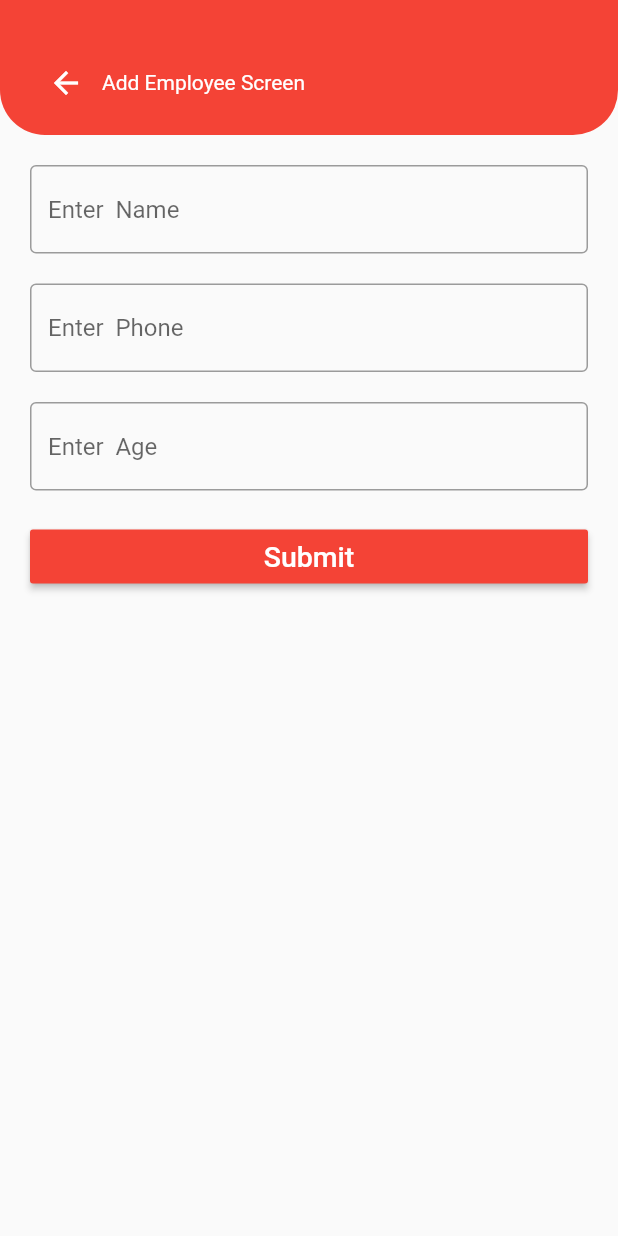
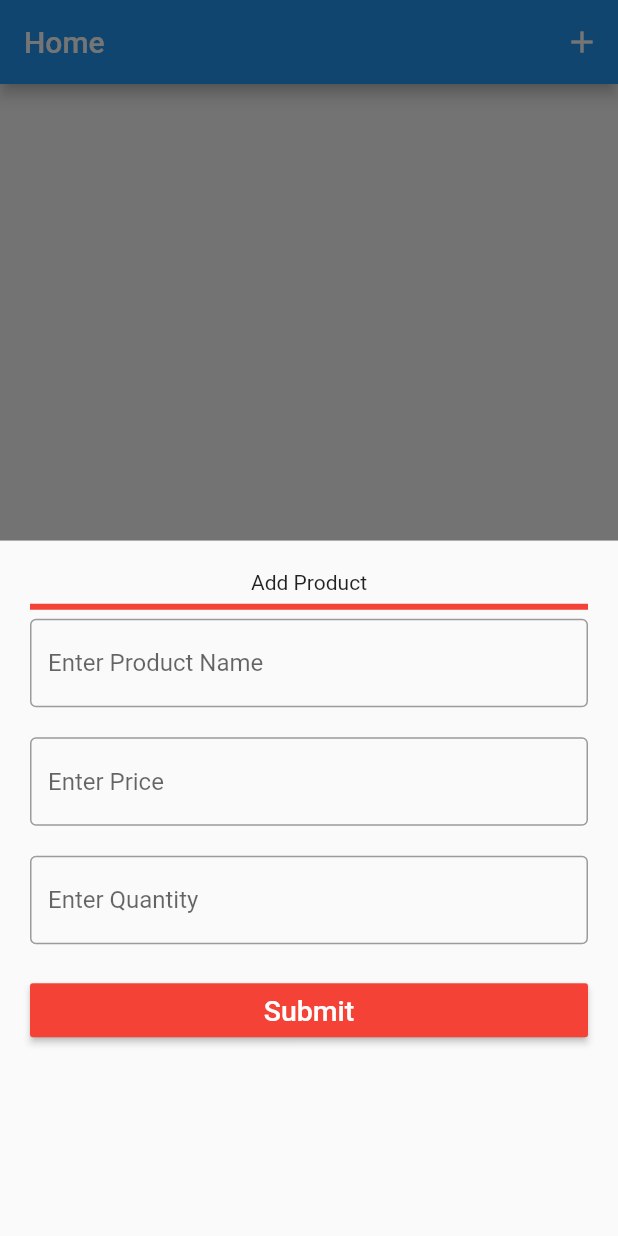
Before and after one commit to duetianmehedishuvo/flutter-batch-02, a Flutter app: the screen it shows after launch, after a tap on the "add" icon, on a phone screen of 412 x 824 dp. Run offline on Flutter 3.47's test engine with Material 2 defaults, Android fonts, the phone set to English and light mode, and no system bars; our stand-ins replace fluttertoast, sqflite; accounts and stored records are empty.

Commit message:
added Provider

```diff
--- /dev/null
+++ b/lib/Provider/add_product_screen.dart
@@ -0,0 +1,70 @@
+import 'package:flutter/material.dart';
+import 'package:fluttertoast/fluttertoast.dart';
+import 'package:hello_world/Provider/cart_provider.dart';
+import 'package:hello_world/Provider/product_model.dart';
+import 'package:hello_world/contact_db.dart';
+import 'package:hello_world/contact_model.dart';
+import 'package:hello_world/widgets/custom_app_bar.dart';
+import 'package:hello_world/widgets/custom_message.dart';
+import 'package:hello_world/widgets/custom_text_field.dart';
+import 'package:provider/provider.dart';
+
+class AddProductScreen extends StatefulWidget {
+  const AddProductScreen({Key? key}) : super(key: key);
+
+  @override
+  State<AddProductScreen> createState() => _AddProductScreenState();
+}
+
+class _AddProductScreenState extends State<AddProductScreen> {
+  TextEditingController nameController = TextEditingController();
+  TextEditingController priceController = TextEditingController();
+  TextEditingController quantityController = TextEditingController();
+
+  @override
+  Widget build(BuildContext context) {
+    return Scaffold(
+
+      body: ListView(
+        padding: EdgeInsets.all(20),
+        children: [
+          Center(child: Text('Add Product')),
+          Divider(thickness: 4,color: Colors.red),
+          CustomTextField(controller: nameController, hintText: 'Enter Product Name'),
+          SizedBox(height: 20),
+          CustomTextField(controller: priceController, hintText: 'Enter Price', inputType: TextInputType.number),
+          SizedBox(height: 20),
+          CustomTextField(controller: quantityController, hintText: 'Enter Quantity', inputType: TextInputType.number),
+          SizedBox(height: 20),
+          MaterialButton(
+            onPressed: () {
+              if (nameController.text.isEmpty) {
+                showToastMessage('Name fields is required');
+              } else if (priceController.text.isEmpty) {
+                showToastMessage('Phone fields is required');
+              } else if (quantityController.text.isEmpty) {
+                showToastMessage('Email fields is required');
+              } else {
+                ProductModel p = ProductModel(
+                  name: nameController.text,
+                  price: double.parse(priceController.text),
+                  quantity: int.parse(quantityController.text)
+                );
+
+                Provider.of<CartProvider>(context,listen: false).addProduct(p);
+
+                showToastMessage('Data Insert Successfully', isError: false);
+                nameController.clear();
+                priceController.clear();
+                quantityController.clear();
+                Navigator.of(context).pop();
+              }
+            },
+            child: Text('Submit', style: TextStyle(color: Colors.white, fontSize: 19)),
+            color: Colors.red,
+          )
+        ],
+      ),
+    );
+  }
+}
--- /dev/null
+++ b/lib/Provider/cart_provider.dart
@@ -0,0 +1,26 @@
+import 'package:flutter/foundation.dart';
+import 'package:hello_world/Provider/product_model.dart';
+
+class CartProvider with ChangeNotifier {
+  final List<ProductModel> products = [];
+
+  void addProduct(ProductModel p) {
+    products.add(p);
+    notifyListeners();
+  }
+
+  void removeAllProduct() {
+    products.clear();
+    notifyListeners();
+  }
+
+  double get totalPrice {
+    double total = 0.0;
+    for (var element in products) {
+      total += element.price;
+    }
+    return total;
+  }
+
+  int get itemCount=>products.length;
+}
--- /dev/null
+++ b/lib/Provider/home_screen.dart
@@ -0,0 +1,49 @@
+import 'package:flutter/material.dart';
+import 'package:hello_world/Provider/add_product_screen.dart';
+import 'package:hello_world/Provider/cart_provider.dart';
+import 'package:hello_world/Provider/product_item_widget.dart';
+import 'package:hello_world/Provider/product_provider.dart';
+import 'package:provider/provider.dart';
+
+class HomeScreen extends StatelessWidget {
+  const HomeScreen({Key? key}) : super(key: key);
+
+  void _showModalBottomSheet(BuildContext context){
+    showModalBottomSheet(context: context, builder: (context)=>AddProductScreen());
+  }
+
+
+  // FORM  TextField  DUE TEXTFORMFIELD
+  // STACK
+
+  // GET , POST, PUT, DELETE
+
+  @override
+  Widget build(BuildContext context) {
+    return Scaffold(
+      appBar: AppBar(
+        title: Text('Home'),
+        actions: [
+          IconButton(
+              onPressed: () {
+                _showModalBottomSheet(context);
+                // Navigator.of(context).push(MaterialPageRoute(builder: (_) => AddProductScreen()));
+              },
+              icon: Icon(Icons.add))
+        ],
+      ),
+      body: Consumer2<CartProvider, ProductProvider>(
+        builder: (context, cartProvider, productProvider, child) {
+          if (cartProvider.itemCount == 0) {
+            return Center(child: Text('No data available'));
+          }
+          return ListView.builder(
+              itemCount: cartProvider.itemCount,
+              itemBuilder: (context, index) {
+                return ProductItemWidget(cartProvider.products[index]);
+              });
+        },
+      ),
+    );
+  }
+}
--- /dev/null
+++ b/lib/Provider/product_model.dart
@@ -0,0 +1,7 @@
+class ProductModel {
+  String name;
+  double price;
+  int quantity;
+
+  ProductModel({required this.name, this.price = 0.0, this.quantity = 0});
+}
--- /dev/null
+++ b/lib/Provider/product_provider.dart
@@ -0,0 +1,11 @@
+import 'package:flutter/foundation.dart';
+
+class ProductProvider with ChangeNotifier {
+  int i = 0;
+
+  void increment() {
+    i++;
+    notifyListeners();
+    print(i);
+  }
+}
--- a/lib/database/pages/employee_list_screen.dart
+++ b/lib/database/pages/employee_list_screen.dart
@@ -4,6 +4,10 @@ import 'package:hello_world/database/helpers/database_helper.dart';
 import 'package:hello_world/database/models/employee_models.dart';
 import 'package:hello_world/database/pages/add_employee_screens.dart';
 import 'package:hello_world/database/widgets/employee_widget.dart';
+// provider
+// getx
+// bloc
+
 
 class EmployeeListScreen extends StatefulWidget {
   const EmployeeListScreen({Key? key}) : super(key: key);
@@ -13,6 +17,7 @@ class EmployeeListScreen extends StatefulWidget {
 }
 
 class _EmployeeListScreenState extends State<EmployeeListScreen> {
+
   @override
   Widget build(BuildContext context) {
     return Scaffold(
--- a/lib/main.dart
+++ b/lib/main.dart
@@ -2,17 +2,28 @@ import 'dart:math';
 
 import 'package:flutter/cupertino.dart';
 import 'package:flutter/material.dart';
+import 'package:hello_world/Provider/cart_provider.dart';
+import 'package:hello_world/Provider/home_screen.dart';
+import 'package:hello_world/Provider/increment_screen.dart';
+import 'package:hello_world/Provider/product_provider.dart';
 import 'package:hello_world/contact_list_screen.dart';
 import 'package:hello_world/custom_ludo_king_widget.dart';
 import 'package:hello_world/database/pages/add_employee_screens.dart';
 import 'package:hello_world/database/pages/employee_list_screen.dart';
 import 'package:hello_world/helper.dart';
 import 'package:hello_world/month_names_list_screen.dart';
+import 'package:provider/provider.dart';
 
 void main() {
-  runApp(MaterialApp(
-    debugShowCheckedModeBanner: false,
-    home: EmployeeListScreen(),
+  runApp(MultiProvider(
+    providers: [
+      ChangeNotifierProvider(create: (context) => ProductProvider()),
+      ChangeNotifierProvider(create: (context) => CartProvider()),
+    ],
+    child: MaterialApp(
+      debugShowCheckedModeBanner: false,
+      home: HomeScreen(),
+    ),
   ));
 }
 
--- a/pubspec.yaml
+++ b/pubspec.yaml
@@ -39,6 +39,7 @@ dependencies:
   fluttertoast: ^8.2.1
   url_launcher: ^6.1.10
   sqflite: ^2.2.8
+  provider: ^6.0.5
 
 dev_dependencies:
   flutter_test:
```
Also changed, not shown: lib/Provider/increment_screen.dart (added, +24 -0 lines), lib/Provider/product_item_widget.dart (added, +16 -0 lines), pubspec.lock.
